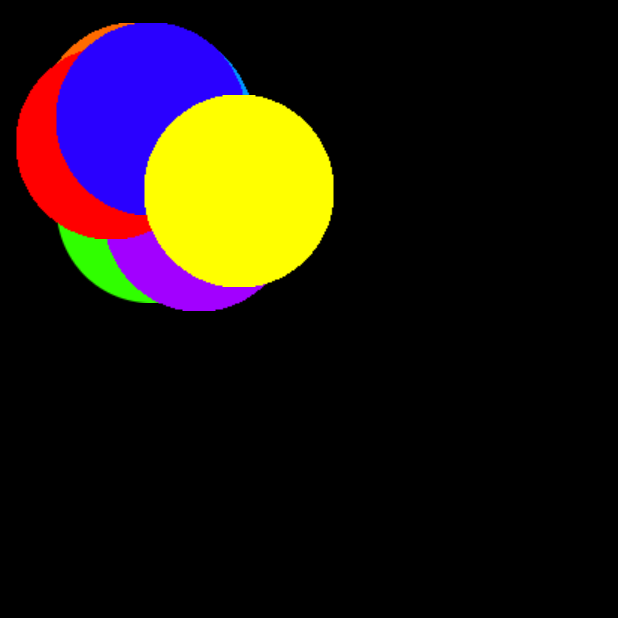
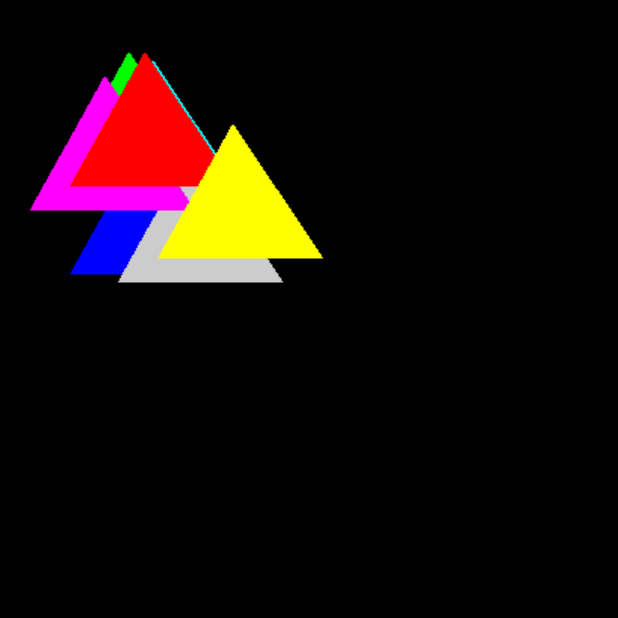
Before and after one commit to twburger/PopPop, an Android app: the screen it shows after launch (MainActivity), on a phone screen of 412 x 824 dp, the top half of it. Run offline under Robolectric (Android 15) with nearby library versions, the phone set to English and light mode, and no system bars.

Commit message:
Changed to use several shapes and change colors programmatically, cycling through the colors and then the shapes.

```diff
--- a/app/src/main/java/com/twburger/me/poppoppop/DisplayObject.java
+++ b/app/src/main/java/com/twburger/me/poppoppop/DisplayObject.java
@@ -1,6 +1,11 @@
 package com.twburger.me.poppoppop;
 
 import android.content.Context;
+import android.content.res.Resources;
+import android.graphics.Bitmap;
+import android.graphics.Canvas;
+import android.graphics.Color;
+import android.graphics.PorterDuff;
 import android.graphics.drawable.BitmapDrawable;
 
 import java.util.ArrayList;
@@ -19,8 +24,13 @@ class DisplayObject {
     private int xVelocity = 0;
     private int yVelocity = 0;
     private static int DisplayObjInstance = -1;
+
     final static int MAX_INSTANCES = 7;
-    private static ArrayList<BitmapDrawable> draw_list = new ArrayList<BitmapDrawable>();
+    final static int MAX_COLORS = 7;
+    final static int MAX_SHAPES = 4;
+
+    //private static ArrayList<BitmapDrawable> draw_list = new ArrayList<BitmapDrawable>();
+    private static ArrayList<BitmapDrawable> shape_list = new ArrayList<BitmapDrawable>();
     private int ThisDispObjInstance = -1;
 
     boolean bIsSelected = false;
@@ -30,13 +40,29 @@ class DisplayObject {
     BitmapDrawable standardDisplayBMP = null;
     BitmapDrawable alternativeDisplayBMP = null;
 
+    int ObjColors[] = new int[]
+            {
+                    Color.BLUE,
+                    Color.CYAN,
+                    Color.GREEN,
+                    Color.LTGRAY,
+                    Color.MAGENTA,
+                    Color.RED,
+                    //Color.WHITE,
+                    Color.YELLOW
+            };
+
+    int CurrentColor = -1;
+    int CurrentShape = -1;
+
     int getInstance() {
         return ThisDispObjInstance;
     }
 
-    public DisplayObject(Context context )  {
+    public DisplayObject( Context context, Resources r )  {
 
         if (DisplayObjInstance == -1) {
+            /*
             draw_list.add((BitmapDrawable) context.getResources().getDrawable(R.drawable.greenball128px));
             draw_list.add((BitmapDrawable) context.getResources().getDrawable(R.drawable.midblueball128px));
             draw_list.add((BitmapDrawable) context.getResources().getDrawable(R.drawable.orangeball128px));
@@ -44,32 +70,47 @@ class DisplayObject {
             draw_list.add((BitmapDrawable) context.getResources().getDrawable(R.drawable.redball128px));
             draw_list.add((BitmapDrawable) context.getResources().getDrawable(R.drawable.royalblueball128px));
             draw_list.add((BitmapDrawable) context.getResources().getDrawable(R.drawable.yellowball128px));
+            */
+
+            shape_list.add(0, (BitmapDrawable) context.getResources().getDrawable(R.drawable.trianglewhite128px));
+            shape_list.add(1, (BitmapDrawable) context.getResources().getDrawable(R.drawable.starblue128px));
+            shape_list.add(2, (BitmapDrawable) context.getResources().getDrawable(R.drawable.yellowball128px));
+            shape_list.add(3, (BitmapDrawable) context.getResources().getDrawable(R.drawable.squarewhite128px));
+
             DisplayObjInstance = 0;
             bIsSelected = false;
         }
 
-        standardDisplayBMP = displayBMP = draw_list.get(DisplayObjInstance);
-        alternativeDisplayBMP = (BitmapDrawable) context.getResources().getDrawable(R.drawable.starpink128px);
+        //standardDisplayBMP = displayBMP = draw_list.get(DisplayObjInstance);
+        //alternativeDisplayBMP = (BitmapDrawable) context.getResources().getDrawable(R.drawable.starpink128px);
+        alternativeDisplayBMP = standardDisplayBMP = displayBMP = shape_list.get(0);
 
         ThisDispObjInstance = DisplayObjInstance;
+        CurrentShape = 0;
+
         DisplayObjInstance++;
         if (DisplayObjInstance >= MAX_INSTANCES)
             DisplayObjInstance = 0;
+
+        // set a color
+        CurrentColor = ThisDispObjInstance;
+        changeColor( ObjColors[CurrentColor], r );
     }
 
     public void SetVelocity(int xV, int yV) {
-        if (-1 == xV && -1 == yV) {
+        if (0 == xVelocity_Orig && 0 == yVelocity_Orig) {
+            xVelocity_Orig = xV;
+            yVelocity_Orig = yV;
+        }
+        xVelocity = xV;
+        yVelocity = yV;
+    }
+
+    public void ResetVelocity() {
             xVelocity = xVelocity_Orig;
             yVelocity = yVelocity_Orig;
-        } else {
-            if (0 == xVelocity_Orig && 0 == yVelocity_Orig) {
-                xVelocity_Orig = xV;
-                yVelocity_Orig = yV;
-            }
-            xVelocity = xV;
-            yVelocity = yV;
-        }
     }
+
 
     public int GetX() {
         return objXpos;
@@ -136,4 +177,41 @@ class DisplayObject {
             }
         }
     }
+
+    public void rotateShape(){
+
+        CurrentShape++;
+        if( CurrentShape >= MAX_SHAPES )
+            CurrentShape = 0;
+        displayBMP = shape_list.get(CurrentShape);
+    }
+
+    public void changeColor(int iColor, Resources r) {
+
+        Bitmap result = Bitmap.createBitmap(displayBMP.getIntrinsicWidth(),
+                displayBMP.getIntrinsicHeight(), Bitmap.Config.ARGB_8888);
+        Canvas canvas = new Canvas(result);
+
+        displayBMP.setBounds(0, 0, displayBMP.getIntrinsicWidth(), displayBMP.getIntrinsicHeight());
+        displayBMP.setColorFilter(iColor, PorterDuff.Mode.SRC_IN);
+        displayBMP.draw(canvas);
+        displayBMP.setColorFilter(null);
+        displayBMP.setCallback(null);
+
+        displayBMP = new BitmapDrawable(r, result);
+
+        return;
+    }
+
+    public void rotateColor(Resources r) {
+
+        CurrentColor++;
+        if( CurrentColor >= MAX_COLORS ) {
+            rotateShape();
+            CurrentColor = 0;
+        }
+        changeColor(ObjColors[CurrentColor], r);
+
+        return;
+    }
 }
--- a/app/src/main/java/com/twburger/me/poppoppop/MainActivity.java
+++ b/app/src/main/java/com/twburger/me/poppoppop/MainActivity.java
@@ -96,7 +96,7 @@ public class MainActivity extends Activity {
         // if the list is already built do not redo
         if( !(DisplayObjectList.size() >= MAX_INSTANCES ) ) {
             for (int i = 0; i < MAX_INSTANCES; i++) {
-                DisplayObjectList.add(i, new DisplayObject(mContext));
+                DisplayObjectList.add(i, new DisplayObject(mContext, getResources()));
             }
 
             DisplayObjectList.get(0).SetVelocity(7, 14);
@@ -118,8 +118,8 @@ public class MainActivity extends Activity {
     // play boyp sound
     public static void playSoundWallBounce()  {
         if(bsoundLoaded)  {
-            float leftVolumn = volume;
-            float rightVolumn = volume;
+            float leftVolumn = volume/2;
+            float rightVolumn = volume/2;
             // Play sound of gunfire. Returns the ID of the new stream.
             int streamId = soundPool.play(soundIdBoyp,leftVolumn, rightVolumn, 1, 0, 1f);
         }
```
Also changed, not shown: app/src/main/java/com/twburger/me/poppoppop/AnimatedView.java (+18 -14 lines), app/src/main/res/drawable/royalbluetriangle128px.png (added), app/src/main/res/drawable/squarewhite128px.png (added), app/src/main/res/drawable/trianglepurple128px.png (added), app/src/main/res/drawable/trianglewhite128px.png (added).
